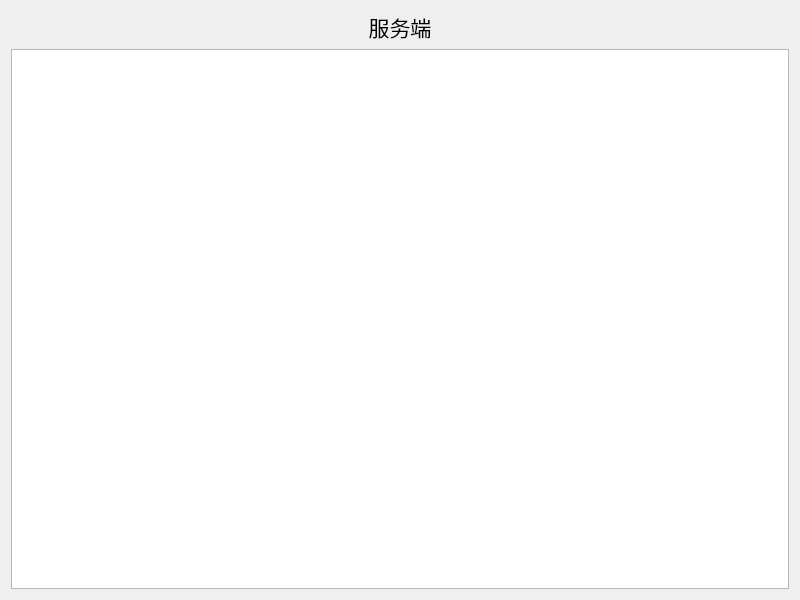
This is QQ/Server/widget.ui in chenxxh1/mini-chat as Qt 5 draws it before an edit. The edited form follows.
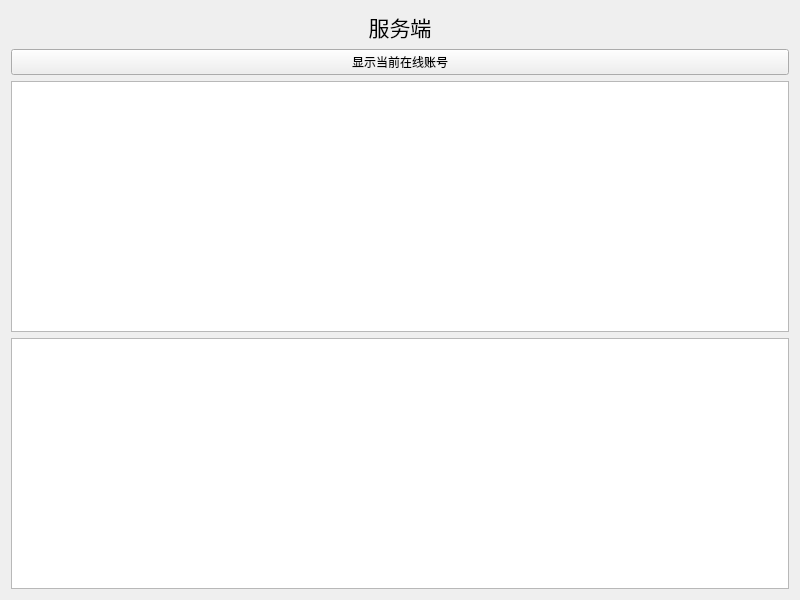
This is the edited form.

```diff
--- a/QQ/Server/widget.ui
+++ b/QQ/Server/widget.ui
@@ -21,9 +21,19 @@
      </property>
     </widget>
    </item>
+   <item>
+    <widget class="QPushButton" name="accountpushButton">
+     <property name="text">
+      <string>显示当前在线账号</string>
+     </property>
+    </widget>
+   </item>
    <item>
     <widget class="QListWidget" name="messageList"/>
    </item>
+   <item>
+    <widget class="QListWidget" name="accountList"/>
+   </item>
   </layout>
  </widget>
  <resources/>
```
